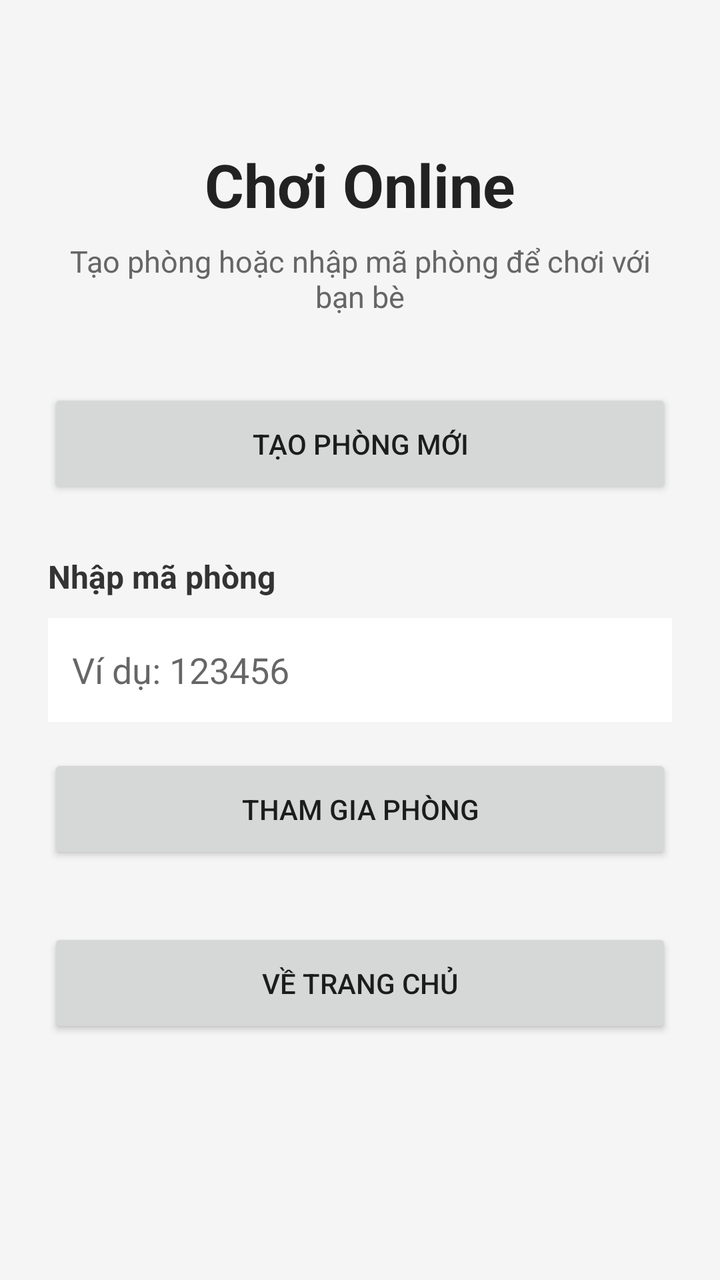
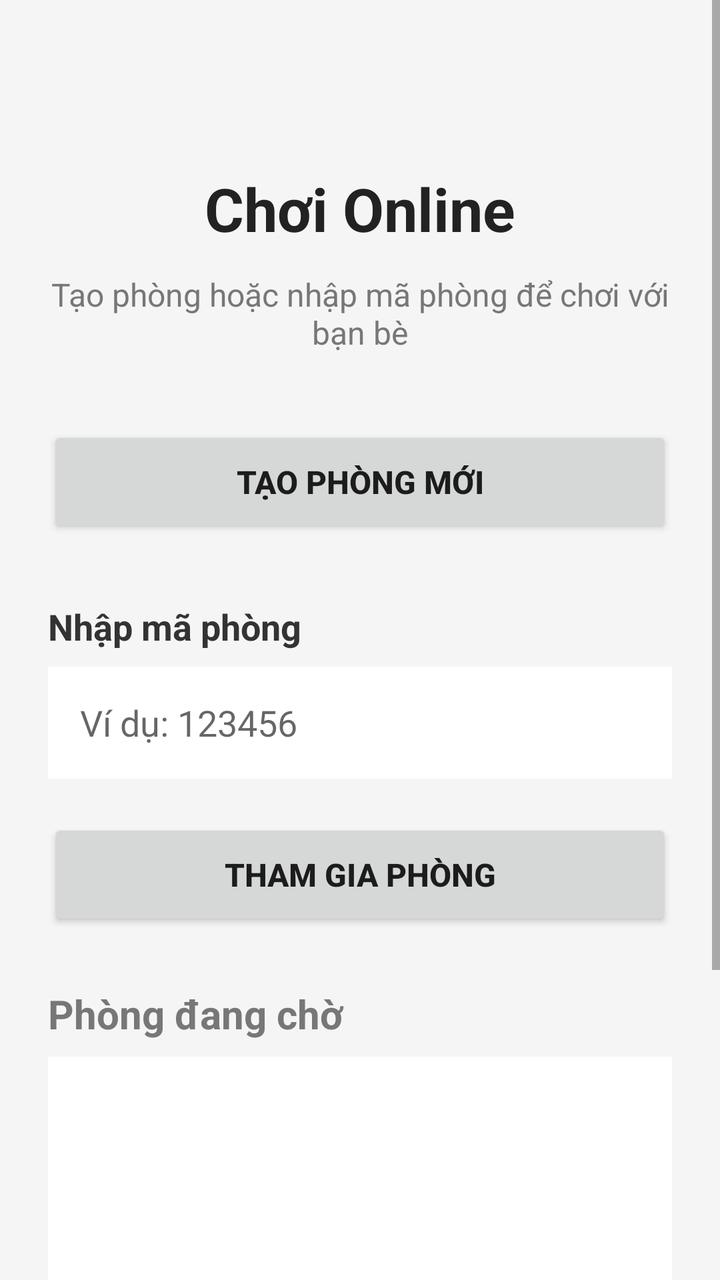

Two renders of the same Android screen: before a commit and after it. Below are the layout's source before the change and the commit's diff.
<!-- AndroidManifest.xml: application theme Theme.CaroOnline -->
<!-- res/layout/activity_online_lobby.xml -->
<?xml version="1.0" encoding="utf-8"?>
<ScrollView xmlns:android="http://schemas.android.com/apk/res/android"
    android:layout_width="match_parent"
    android:layout_height="match_parent"
    android:background="#F5F5F5">

    <LinearLayout
        android:layout_width="match_parent"
        android:layout_height="wrap_content"
        android:gravity="center"
        android:orientation="vertical"
        android:padding="24dp">

        <TextView
            android:id="@+id/tvLobbyTitle"
            android:layout_width="match_parent"
            android:layout_height="wrap_content"
            android:layout_marginTop="48dp"
            android:gravity="center"
            android:text="Chơi Online"
            android:textColor="#222222"
            android:textSize="30sp"
            android:textStyle="bold" />

        <TextView
            android:id="@+id/tvLobbySubtitle"
            android:layout_width="match_parent"
            android:layout_height="wrap_content"
            android:layout_marginTop="8dp"
            android:gravity="center"
            android:text="Tạo phòng hoặc nhập mã phòng để chơi với bạn bè"
            android:textColor="#666666"
            android:textSize="15sp" />

        <Button
            android:id="@+id/btnCreateRoom"
            android:layout_width="match_parent"
            android:layout_height="55dp"
            android:layout_marginTop="36dp"
            android:text="Tạo phòng mới" />

        <TextView
            android:id="@+id/tvRoomCodeLabel"
            android:layout_width="match_parent"
            android:layout_height="wrap_content"
            android:layout_marginTop="28dp"
            android:text="Nhập mã phòng"
            android:textColor="#333333"
            android:textSize="16sp"
            android:textStyle="bold" />

        <EditText
            android:id="@+id/edtRoomCode"
            android:layout_width="match_parent"
            android:layout_height="52dp"
            android:layout_marginTop="10dp"
            android:background="#FFFFFF"
            android:hint="Ví dụ: 123456"
            android:inputType="number"
            android:maxLength="6"
            android:padding="12dp" />

        <Button
            android:id="@+id/btnJoinRoom"
            android:layout_width="match_parent"
            android:layout_height="55dp"
            android:layout_marginTop="16dp"
            android:text="Tham gia phòng" />

        <Button
            android:id="@+id/btnBackHome"
            android:layout_width="match_parent"
            android:layout_height="55dp"
            android:layout_marginTop="32dp"
            android:text="Về trang chủ" />

    </LinearLayout>

</ScrollView>
<!-- resources referenced by this layout -->
<resources>
  <style name="Theme.CaroOnline" parent="Theme.MaterialComponents.DayNight.DarkActionBar">
          
          <item name="colorPrimary">@color/purple_500</item>
          <item name="colorPrimaryVariant">@color/purple_700</item>
          <item name="colorOnPrimary">@color/white</item>
          
          <item name="colorSecondary">@color/teal_200</item>
          <item name="colorSecondaryVariant">@color/teal_700</item>
          <item name="colorOnSecondary">@color/black</item>
          
          <item name="android:statusBarColor">?attr/colorPrimaryVariant</item>
          
      </style>
  <color name="purple_500">#FF6200EE</color>
  <color name="purple_700">#FF3700B3</color>
  <color name="white">#FFFFFFFF</color>
  <color name="teal_200">#FF03DAC5</color>
  <color name="teal_700">#FF018786</color>
  <color name="black">#FF000000</color>
</resources>

<!-- the commit's change to res/layout/activity_online_lobby.xml (unified diff, before → after) -->
@@ -2,77 +2,101 @@
 <ScrollView xmlns:android="http://schemas.android.com/apk/res/android"
     android:layout_width="match_parent"
     android:layout_height="match_parent"
+    android:fillViewport="true"
     android:background="#F5F5F5">
 
     <LinearLayout
         android:layout_width="match_parent"
         android:layout_height="wrap_content"
-        android:gravity="center"
         android:orientation="vertical"
         android:padding="24dp">
 
         <TextView
-            android:id="@+id/tvLobbyTitle"
             android:layout_width="match_parent"
             android:layout_height="wrap_content"
-            android:layout_marginTop="48dp"
+            android:text="Chơi Online"
+            android:textSize="30sp"
+            android:textStyle="bold"
+            android:textColor="#222222"
             android:gravity="center"
-            android:text="Chơi Online"
-            android:textColor="#222222"
-            android:textSize="30sp"
-            android:textStyle="bold" />
+            android:layout_marginTop="60dp" />
 
         <TextView
-            android:id="@+id/tvLobbySubtitle"
             android:layout_width="match_parent"
             android:layout_height="wrap_content"
-            android:layout_marginTop="8dp"
+            android:text="Tạo phòng hoặc nhập mã phòng để chơi với bạn bè"
+            android:textSize="16sp"
+            android:textColor="#777777"
             android:gravity="center"
-            android:text="Tạo phòng hoặc nhập mã phòng để chơi với bạn bè"
-            android:textColor="#666666"
-            android:textSize="15sp" />
+            android:layout_marginTop="12dp"
+            android:layout_marginBottom="36dp" />
 
         <Button
             android:id="@+id/btnCreateRoom"
             android:layout_width="match_parent"
-            android:layout_height="55dp"
-            android:layout_marginTop="36dp"
-            android:text="Tạo phòng mới" />
+            android:layout_height="56dp"
+            android:text="Tạo phòng mới"
+            android:textSize="16sp"
+            android:textStyle="bold"
+            android:layout_marginBottom="32dp" />
 
         <TextView
-            android:id="@+id/tvRoomCodeLabel"
             android:layout_width="match_parent"
             android:layout_height="wrap_content"
-            android:layout_marginTop="28dp"
             android:text="Nhập mã phòng"
+            android:textSize="18sp"
+            android:textStyle="bold"
             android:textColor="#333333"
-            android:textSize="16sp"
-            android:textStyle="bold" />
+            android:layout_marginBottom="8dp" />
 
         <EditText
             android:id="@+id/edtRoomCode"
             android:layout_width="match_parent"
-            android:layout_height="52dp"
-            android:layout_marginTop="10dp"
-            android:background="#FFFFFF"
+            android:layout_height="56dp"
             android:hint="Ví dụ: 123456"
             android:inputType="number"
             android:maxLength="6"
-            android:padding="12dp" />
+            android:textSize="18sp"
+            android:paddingStart="16dp"
+            android:paddingEnd="16dp"
+            android:background="#FFFFFF"
+            android:layout_marginBottom="20dp" />
 
         <Button
             android:id="@+id/btnJoinRoom"
             android:layout_width="match_parent"
-            android:layout_height="55dp"
-            android:layout_marginTop="16dp"
-            android:text="Tham gia phòng" />
+            android:layout_height="56dp"
+            android:text="Tham gia phòng"
+            android:textSize="16sp"
+            android:textStyle="bold"
+            android:layout_marginBottom="28dp" />
+
+        <TextView
+            android:id="@+id/tvAvailableRooms"
+            android:layout_width="match_parent"
+            android:layout_height="wrap_content"
+            android:text="Phòng đang chờ"
+            android:textSize="20sp"
+            android:textStyle="bold"
+            android:textColor="#777777"
+            android:layout_marginBottom="8dp" />
+
+        <ListView
+            android:id="@+id/listRooms"
+            android:layout_width="match_parent"
+            android:layout_height="180dp"
+            android:background="#FFFFFF"
+            android:dividerHeight="1dp"
+            android:layout_marginBottom="32dp" />
 
         <Button
             android:id="@+id/btnBackHome"
             android:layout_width="match_parent"
-            android:layout_height="55dp"
-            android:layout_marginTop="32dp"
-            android:text="Về trang chủ" />
+            android:layout_height="56dp"
+            android:text="Về trang chủ"
+            android:textSize="16sp"
+            android:textStyle="bold"
+            android:layout_marginBottom="24dp" />
 
     </LinearLayout>
 
